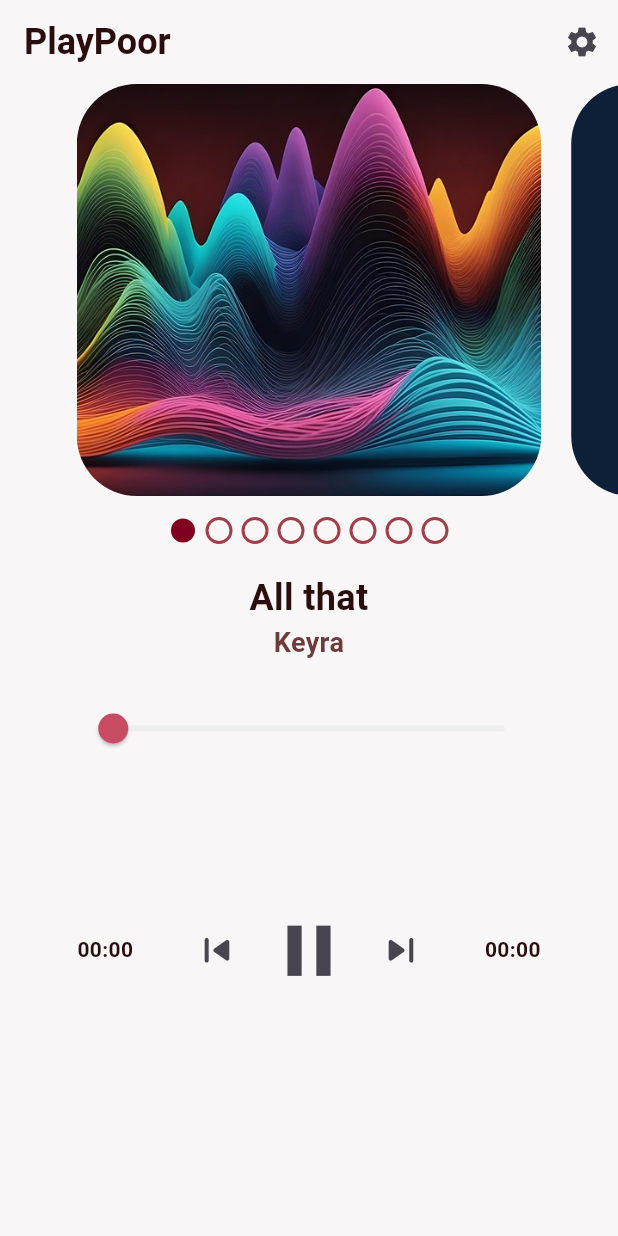
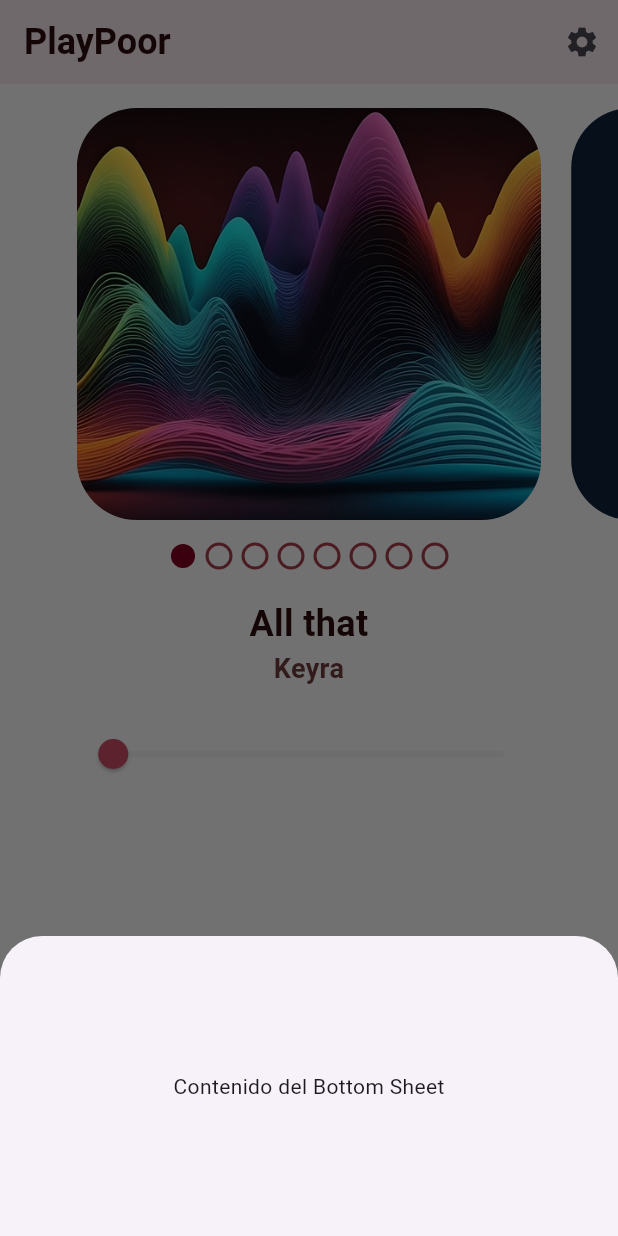
Before and after one commit to gael-rdrgz/playpoor, a Flutter app: the screen it shows after launch, after a tap on the "settings" icon, on a phone screen of 412 x 824 dp. Run offline on Flutter 3.47's test engine with Material 3 defaults, Android fonts, the phone set to English and light mode, and no system bars; drawn by our look-alikes of percent_indicator, smooth_page_indicator; our stand-ins replace audioplayers, equatable, flutter_bloc.

Commit message:
showModalBottomSheet basico agregado

```diff
--- a/lib/views/player.dart
+++ b/lib/views/player.dart
@@ -76,6 +76,7 @@ class _PlayerState extends State<Player> {
       value: bloc,
       child: Scaffold(
         appBar: AppBar(
+          backgroundColor: Color(0xfff2e4e9),
           title: Text(
             "PlayPoor",
             style: TextStyle(
@@ -87,7 +88,19 @@ class _PlayerState extends State<Player> {
           ),
           actions: <Widget>[
             IconButton(
-              onPressed: () {},
+              onPressed: () {
+                showModalBottomSheet(
+                  context: context,
+                  builder: (BuildContext context) {
+                    return Container(
+                      height: 200,
+                      child: Center(
+                        child: Text('Contenido del Bottom Sheet'),
+                      ),
+                    );
+                  },
+                );
+              },
               icon: Icon(Icons.settings),
               iconSize: 24,
             ),
--- a/lib/views/swiper.dart
+++ b/lib/views/swiper.dart
@@ -48,6 +48,7 @@ class Swiper extends StatelessWidget {
         builder: (context, state) {
           return Column(
             children: <Widget>[
+              SizedBox(height: 16.0,),
               SizedBox(
                 width: double.infinity,
                 height: MediaQuery.of(context).size.height * 1/3,
@@ -76,7 +77,7 @@ class Swiper extends StatelessWidget {
               ),
               //Divider(),
               //Spacer()
-              SizedBox(height: 15),
+              SizedBox(height: 16),
               SmoothPageIndicator(
                 controller: pageController,
                 count: audioList.length,
```
